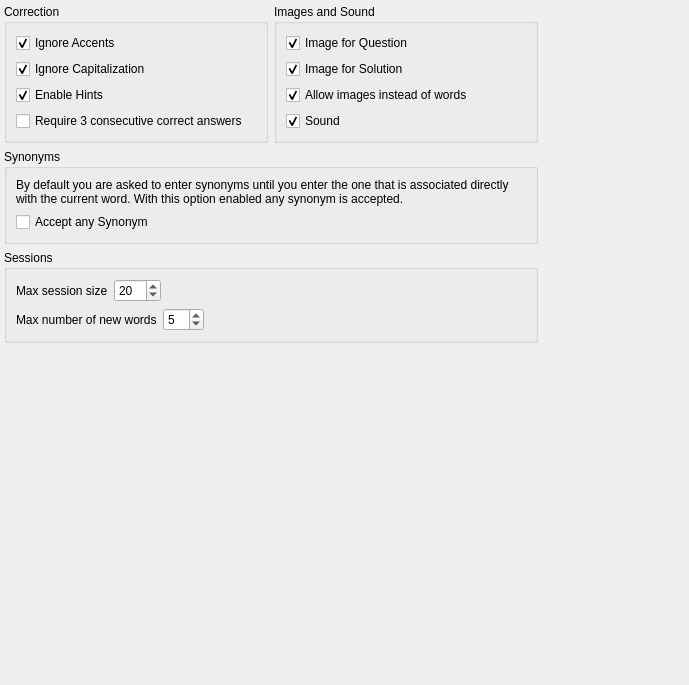
This is src/configure-practice/generalpracticeoptions.ui in KDE/parley as Qt 5 draws it before an edit. The edited form follows.
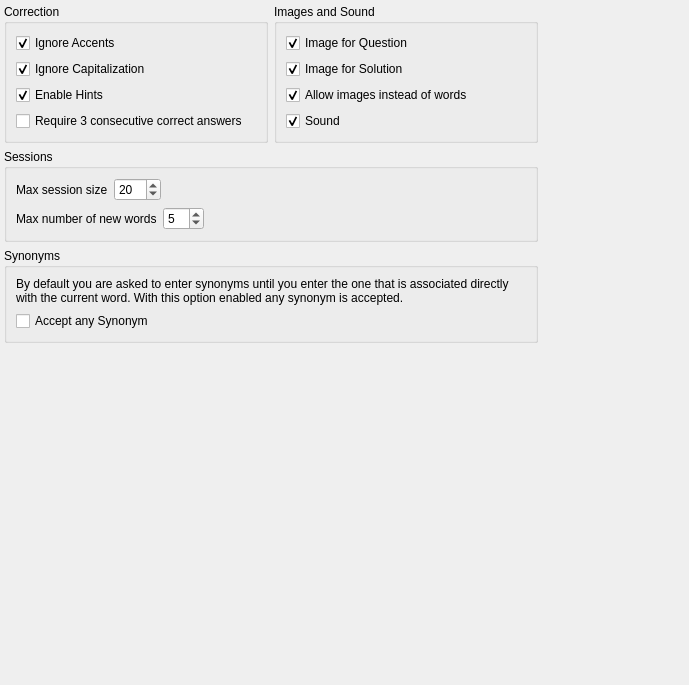
This is the edited form. Custom widgets are drawn as their Qt base class.

Commit message: Move session settings before the synonyms settings in the config dialog.

Diff of the .ui file:
```diff
--- a/src/configure-practice/generalpracticeoptions.ui
+++ b/src/configure-practice/generalpracticeoptions.ui
@@ -143,32 +143,6 @@
      </widget>
     </item>
     <item row="1" column="0" colspan="2">
-     <widget class="QGroupBox" name="groupBox">
-      <property name="title">
-       <string>Synonyms</string>
-      </property>
-      <layout class="QVBoxLayout" name="verticalLayout">
-       <item>
-        <widget class="QLabel" name="label">
-         <property name="text">
-          <string>By default you are asked to enter synonyms until you enter the one that is associated directly with the current word. With this option enabled any synonym is accepted.</string>
-         </property>
-         <property name="wordWrap">
-          <bool>true</bool>
-         </property>
-        </widget>
-       </item>
-       <item>
-        <widget class="QCheckBox" name="kcfg_CountSynonymsAsCorrect">
-         <property name="text">
-          <string>Accept any Synonym</string>
-         </property>
-        </widget>
-       </item>
-      </layout>
-     </widget>
-    </item>
-    <item row="2" column="0" colspan="2">
      <widget class="QGroupBox" name="groupBox_2">
       <property name="title">
        <string>Sessions</string>
@@ -275,6 +249,32 @@
       </layout>
      </widget>
     </item>
+    <item row="2" column="0" colspan="2">
+     <widget class="QGroupBox" name="groupBox">
+      <property name="title">
+       <string>Synonyms</string>
+      </property>
+      <layout class="QVBoxLayout" name="verticalLayout">
+       <item>
+        <widget class="QLabel" name="label">
+         <property name="text">
+          <string>By default you are asked to enter synonyms until you enter the one that is associated directly with the current word. With this option enabled any synonym is accepted.</string>
+         </property>
+         <property name="wordWrap">
+          <bool>true</bool>
+         </property>
+        </widget>
+       </item>
+       <item>
+        <widget class="QCheckBox" name="kcfg_CountSynonymsAsCorrect">
+         <property name="text">
+          <string>Accept any Synonym</string>
+         </property>
+        </widget>
+       </item>
+      </layout>
+     </widget>
+    </item>
     <item row="3" column="0" colspan="2">
      <spacer name="verticalSpacer">
       <property name="orientation">
```
